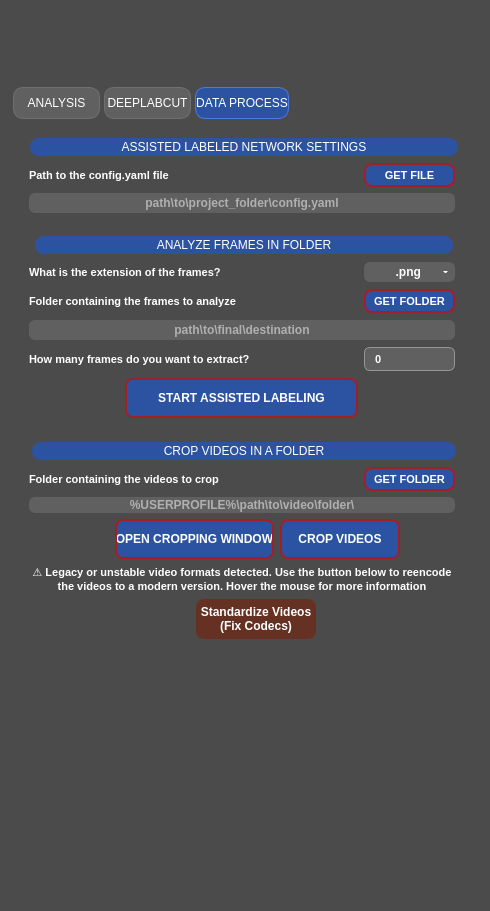
Qt form src/behavython/gui/assets/ui/behavython_gui.ui (mrdrzit/behavython) before a commit.
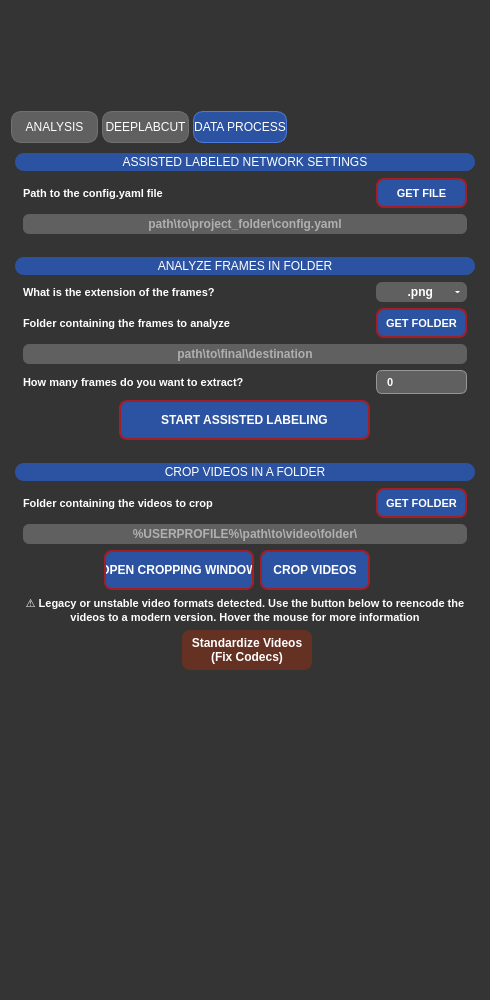
The same form after that commit. The open tabs and pages were chosen to show the change. Icons and pictures are not drawn.

Commit message:
Fix layout quirks
- Qgroupbox title padding
- Standard Qbutton sizes
- Behavython logo adjustment

What changed in the file:
```diff
--- a/src/behavython/gui/assets/ui/behavython_gui.ui
+++ b/src/behavython/gui/assets/ui/behavython_gui.ui
@@ -7,11 +7,11 @@
     <x>0</x>
     <y>0</y>
     <width>490</width>
-    <height>911</height>
+    <height>1000</height>
    </rect>
   </property>
   <property name="sizePolicy">
-   <sizepolicy hsizetype="Fixed" vsizetype="MinimumExpanding">
+   <sizepolicy hsizetype="Fixed" vsizetype="Preferred">
     <horstretch>0</horstretch>
     <verstretch>0</verstretch>
    </sizepolicy>
@@ -33,7 +33,7 @@
   </property>
   <property name="styleSheet">
    <string notr="true">QWidget {
-    background-color: #4B4B4B;
+    background-color: #343434;
     color: #FFFFFF;
 }
 
@@ -112,10 +112,16 @@
 }</string>
   </property>
   <layout class="QGridLayout" name="gridLayout">
+   <property name="leftMargin">
+    <number>0</number>
+   </property>
+   <property name="rightMargin">
+    <number>0</number>
+   </property>
    <item row="0" column="0">
     <widget class="QScrollArea" name="scrollArea">
      <property name="sizePolicy">
-      <sizepolicy hsizetype="Expanding" vsizetype="Expanding">
+      <sizepolicy hsizetype="Preferred" vsizetype="Expanding">
        <horstretch>0</horstretch>
        <verstretch>0</verstretch>
       </sizepolicy>
@@ -152,8 +158,8 @@
        <rect>
         <x>0</x>
         <y>0</y>
-        <width>472</width>
-        <height>893</height>
+        <width>490</width>
+        <height>982</height>
        </rect>
       </property>
       <property name="sizePolicy">
@@ -169,24 +175,72 @@
        </size>
       </property>
       <layout class="QGridLayout" name="gridLayout_12">
-       <property name="leftMargin">
-        <number>0</number>
-       </property>
-       <property name="topMargin">
-        <number>0</number>
-       </property>
-       <property name="rightMargin">
-        <number>6</number>
-       </property>
-       <property name="bottomMargin">
-        <number>9</number>
-       </property>
-       <property name="horizontalSpacing">
-        <number>6</number>
-       </property>
-       <property name="verticalSpacing">
-        <number>9</number>
-       </property>
+       <item row="0" column="0">
+        <spacer name="horizontalSpacer">
+         <property name="orientation">
+          <enum>Qt::Orientation::Horizontal</enum>
+         </property>
+         <property name="sizeHint" stdset="0">
+          <size>
+           <width>37</width>
+           <height>20</height>
+          </size>
+         </property>
+        </spacer>
+       </item>
+       <item row="0" column="1">
+        <widget class="QLabel" name="behavython_logo">
+         <property name="enabled">
+          <bool>true</bool>
+         </property>
+         <property name="sizePolicy">
+          <sizepolicy hsizetype="Preferred" vsizetype="Preferred">
+           <horstretch>0</horstretch>
+           <verstretch>0</verstretch>
+          </sizepolicy>
+         </property>
+         <property name="minimumSize">
+          <size>
+           <width>380</width>
+           <height>83</height>
+          </size>
+         </property>
+         <property name="maximumSize">
+          <size>
+           <width>380</width>
+           <height>83</height>
+          </size>
+         </property>
+         <property name="layoutDirection">
+          <enum>Qt::LayoutDirection::LeftToRight</enum>
+         </property>
+         <property name="text">
+          <string/>
+         </property>
+         <property name="pixmap">
+          <pixmap>../logo/logo.png</pixmap>
+         </property>
+         <property name="scaledContents">
+          <bool>true</bool>
+         </property>
+         <property name="alignment">
+          <set>Qt::AlignmentFlag::AlignCenter</set>
+         </property>
+        </widget>
+       </item>
+       <item row="0" column="2">
+        <spacer name="horizontalSpacer_20">
+         <property name="orientation">
+          <enum>Qt::Orientation::Horizontal</enum>
+         </property>
+         <property name="sizeHint" stdset="0">
+          <size>
+           <width>37</width>
+           <height>20</height>
+          </size>
+         </property>
+        </spacer>
+       </item>
        <item row="1" column="0" colspan="3">
         <widget class="QTabWidget" name="tabWidget">
          <property name="sizePolicy">
@@ -3867,6 +3921,15 @@
            <string>DATA PROCESS</string>
           </attribute>
           <layout class="QGridLayout" name="gridLayout_10">
+           <property name="leftMargin">
+            <number>0</number>
+           </property>
+           <property name="topMargin">
+            <number>0</number>
+           </property>
+           <property name="rightMargin">
+            <number>0</number>
+           </property>
            <item row="1" column="0">
             <widget class="QGroupBox" name="groupBox_7">
              <property name="minimumSize">
@@ -3884,7 +3947,9 @@
 QGroupBox::title {
     background-color: #2C53A1;
     color: #FFFFFF;
-    padding: 2px 120px;     
+    padding: 2px 10px;
+    min-width: 460px;  
+    max-width: 460px; 
     margin-top: 8px;        
     margin-bottom: 2px;      
     border-radius: 4px;
@@ -3895,20 +3960,22 @@
     border-bottom-right-radius: 9px;
     subcontrol-origin: margin;
     subcontrol-position: top center; 
-}</string>
+}
+
+</string>
              </property>
              <property name="title">
               <string>ANALYZE FRAMES IN FOLDER</string>
              </property>
              <layout class="QGridLayout" name="gridLayout_11">
               <property name="leftMargin">
-               <number>9</number>
+               <number>14</number>
               </property>
               <property name="topMargin">
                <number>9</number>
               </property>
               <property name="rightMargin">
-               <number>9</number>
+               <number>14</number>
               </property>
               <property name="bottomMargin">
                <number>9</number>
@@ -4137,13 +4204,13 @@
                 <property name="minimumSize">
                  <size>
                   <width>91</width>
-                  <height>24</height>
+                  <height>30</height>
                  </size>
                 </property>
                 <property name="maximumSize">
                  <size>
                   <width>16777215</width>
-                  <height>24</height>
+                  <height>30</height>
                  </size>
                 </property>
                 <property name="font">
@@ -4384,7 +4451,9 @@
 QGroupBox::title {
     background-color: #2C53A1;
     color: #FFFFFF;
-    padding: 2px 90px;     
+    padding: 2px 10px;
+    min-width: 460px;  
+    max-width: 460px; 
     margin-top: 8px;        
     margin-bottom: 2px;      
     border-radius: 4px;
@@ -4395,12 +4464,20 @@
     border-bottom-right-radius: 9px;
     subcontrol-origin: margin;
     subcontrol-position: top center; 
-}</string>
+}
+
+</string>
              </property>
              <property name="title">
               <string>ASSISTED LABELED NETWORK SETTINGS</string>
              </property>
              <layout class="QGridLayout" name="gridLayout_6">
+              <property name="leftMargin">
+               <number>14</number>
+              </property>
+              <property name="rightMargin">
+               <number>14</number>
+              </property>
               <item row="0" column="0">
                <widget class="QLabel" name="config_path_data_process">
                 <property name="sizePolicy">
@@ -4442,7 +4519,13 @@
                 <property name="minimumSize">
                  <size>
                   <width>91</width>
-                  <height>24</height>
+                  <height>30</height>
+                 </size>
+                </property>
+                <property name="maximumSize">
+                 <size>
+                  <width>16777215</width>
+                  <height>30</height>
                  </size>
                 </property>
                 <property name="font">
@@ -4595,7 +4678,9 @@
 QGroupBox::title {
     background-color: #2C53A1;
     color: #FFFFFF;
-    padding: 2px 130px;     
+    padding: 2px 10px;
+    min-width: 460px;  
+    max-width: 460px; 
     margin-top: 8px;        
     margin-bottom: 2px;      
     border-radius: 4px;
@@ -4606,7 +4691,9 @@
     border-bottom-right-radius: 9px;
     subcontrol-origin: margin;
     subcontrol-position: top center; 
-}</string>
+}
+
+</string>
              </property>
              <property name="title">
               <string>CROP VIDEOS IN A FOLDER</string>
@@ -4615,6 +4702,12 @@
               <set>Qt::AlignmentFlag::AlignLeading|Qt::AlignmentFlag::AlignLeft|Qt::AlignmentFlag::AlignTop</set>
              </property>
              <layout class="QGridLayout" name="gridLayout_14">
+              <property name="leftMargin">
+               <number>14</number>
+              </property>
+              <property name="rightMargin">
+               <number>14</number>
+              </property>
               <item row="0" column="0" colspan="5">
                <widget class="QLabel" name="videos_folder_video_editing_label">
                 <property name="sizePolicy">
@@ -4648,7 +4741,73 @@
                 </property>
                </widget>
               </item>
-              <item row="1" column="0" colspan="7">
+              <item row="0" column="5">
+               <widget class="QPushButton" name="get_videos_path_video_editing_button">
+                <property name="sizePolicy">
+                 <sizepolicy hsizetype="Preferred" vsizetype="Preferred">
+                  <horstretch>0</horstretch>
+                  <verstretch>0</verstretch>
+                 </sizepolicy>
+                </property>
+                <property name="minimumSize">
+                 <size>
+                  <width>91</width>
+                  <height>30</height>
+                 </size>
+                </property>
+                <property name="maximumSize">
+                 <size>
+                  <width>16777215</width>
+                  <height>30</height>
+                 </size>
+                </property>
+                <property name="font">
+                 <font>
+                  <family>Arial</family>
+                  <pointsize>8</pointsize>
+                  <italic>false</italic>
+                  <bold>true</bold>
+                 </font>
+                </property>
+                <property name="cursor">
+                 <cursorShape>PointingHandCursor</cursorShape>
+                </property>
+                <property name="styleSheet">
+                 <string notr="true">/* Base button */
+QPushButton {
+    font: 8pt &quot;Arial&quot;;
+    font-weight: bold;
+
+    border: 2px solid #A21F27;
+    border-radius: 8px;
+
+    background-color: #2C53A1;
+    color: #FFFFFF;
+}
+
+/* Hover */
+QPushButton:hover {
+    background-color: #3A63B8; /* slightly lighter than base */
+}
+
+/* Pressed */
+QPushButton:pressed {
+    background-color: #A21F27;
+    color: #FFFFFF;
+}
+
+QPushButton:disabled {
+    background-color: gray;
+    color: white;
+    border: 2px solid darkgray;
+}</string>
+                </property>
+                <property name="text">
+                 <string notr="true">GET FOLDER</string>
+                </property>
+               </widget>
+              </item>
+              <item row="1" column="0" colspan="6">
                <widget class="QLineEdit" name="videos_to_crop_folder_video_editing_lineedit">
                 <property name="sizePolicy">
                  <sizepolicy hsizetype="Preferred" vsizetype="Preferred">
@@ -4656,6 +4815,12 @@
                   <verstretch>0</verstretch>
                  </sizepolicy>
                 </property>
+                <property name="minimumSize">
+                 <size>
+                  <width>0</width>
+                  <height>20</height>
+                 </size>
+                </property>
                 <property name="maximumSize">
                  <size>
                   <width>16777215</width>
@@ -4711,7 +4876,7 @@
                 </property>
                 <property name="minimumSize">
                  <size>
-                  <width>155</width>
+                  <width>150</width>
                   <height>40</height>
                  </size>
                 </property>
@@ -4778,7 +4943,7 @@
                 </property>
                </widget>
               </item>
-              <item row="2" column="3" colspan="3">
+              <item row="2" column="3" colspan="2">
                <widget class="QPushButton" name="crop_videos_button">
                 <property name="sizePolicy">
                  <sizepolicy hsizetype="Preferred" vsizetype="Preferred">
@@ -4788,13 +4953,13 @@
                 </property>
                 <property name="minimumSize">
                  <size>
-                  <width>120</width>
+                  <width>110</width>
                   <height>40</height>
                  </size>
                 </property>
                 <property name="maximumSize">
                  <size>
-                  <width>16777215</width>
+                  <width>120</width>
                   <height>40</height>
                  </size>
                 </property>
@@ -4855,7 +5020,7 @@
                 </property>
                </widget>
               </item>
-              <item row="2" column="6">
+              <item row="2" column="5">
                <spacer name="horizontalSpacer_10">
                 <property name="orientation">
                  <enum>Qt::Orientation::Horizontal</enum>
@@ -4868,7 +5033,7 @@
                 </property>
                </spacer>
               </item>
-              <item row="3" column="0" colspan="7">
+              <item row="3" column="0" colspan="6">
                <widget class="QLabel" name="codec_warning_label_video_editing_label">
                 <property name="sizePolicy">
                  <sizepolicy hsizetype="Preferred" vsizetype="Preferred">
@@ -4909,6 +5074,9 @@
                 <property name="orientation">
                  <enum>Qt::Orientation::Horizontal</enum>
                 </property>
+                <property name="sizeType">
+                 <enum>QSizePolicy::Policy::Preferred</enum>
+                </property>
                 <property name="sizeHint" stdset="0">
                  <size>
                   <width>123</width>
@@ -4999,11 +5167,14 @@
                 </property>
                </widget>
               </item>
-              <item row="4" column="4" colspan="3">
+              <item row="4" column="4" colspan="2">
                <spacer name="horizontalSpacer_23">
                 <property name="orientation">
                  <enum>Qt::Orientation::Horizontal</enum>
                 </property>
+                <property name="sizeType">
+                 <enum>QSizePolicy::Policy::Preferred</enum>
+                </property>
                 <property name="sizeHint" stdset="0">
                  <size>
                   <width>130</width>
@@ -5012,7 +5183,7 @@
                 </property>
                </spacer>
               </item>
-              <item row="5" column="2" colspan="2">
+              <item row="5" column="2">
                <spacer name="verticalSpacer_2">
                 <property name="orientation">
                  <enum>Qt::Orientation::Vertical</enum>
@@ -5025,72 +5196,6 @@
                 </property>
                </spacer>
               </item>
-              <item row="0" column="5" colspan="2">
-               <widget class="QPushButton" name="get_videos_path_video_editing_button">
-                <property name="sizePolicy">
-                 <sizepolicy hsizetype="Preferred" vsizetype="Preferred">
-                  <horstretch>0</horstretch>
-                  <verstretch>0</verstretch>
-                 </sizepolicy>
-                </property>
-                <property name="minimumSize">
-                 <size>
-                  <width>91</width>
-                  <height>24</height>
-                 </size>
-                </property>
-                <property name="maximumSize">
-                 <size>
-                  <width>16777215</width>
-                  <height>24</height>
-                 </size>
-                </property>
-                <property name="font">
-                 <font>
-                  <family>Arial</family>
-                  <pointsize>8</pointsize>
-                  <italic>false</italic>
-                  <bold>true</bold>
-                 </font>
-                </property>
-                <property name="cursor">
-                 <cursorShape>PointingHandCursor</cursorShape>
-                </property>
-                <property name="styleSheet">
-                 <string notr="true">/* Base button */
-QPushButton {
-    font: 8pt &quot;Arial&quot;;
-    font-weight: bold;
-
-    border: 2px solid #A21F27;
-    border-radius: 8px;
-
-    background-color: #2C53A1;
-    color: #FFFFFF;
-}
-
-/* Hover */
-QPushButton:hover {
-    background-color: #3A63B8; /* slightly lighter than base */
-}
-
-/* Pressed */
-QPushButton:pressed {
-    background-color: #A21F27;
-    color: #FFFFFF;
-}
-
-QPushButton:disabled {
-    background-color: gray;
-    color: white;
-    border: 2px solid darkgray;
-}</string>
-                </property>
-                <property name="text">
-                 <string notr="true">GET FOLDER</string>
-                </property>
-               </widget>
-              </item>
              </layout>
             </widget>
            </item>
@@ -5098,46 +5203,6 @@
          </widget>
         </widget>
        </item>
-       <item row="0" column="0" colspan="3">
-        <widget class="QLabel" name="behavython_logo">
-         <property name="enabled">
-          <bool>true</bool>
-         </property>
-         <property name="sizePolicy">
-          <sizepolicy hsizetype="Fixed" vsizetype="Fixed">
-           <horstretch>0</horstretch>
-           <verstretch>0</verstretch>
-          </sizepolicy>
-         </property>
-         <property name="minimumSize">
-          <size>
-           <width>452</width>
-           <height>65</height>
-          </size>
-         </property>
-         <property name="maximumSize">
-          <size>
-           <width>452</width>
-           <height>65</height>
-          </size>
-         </property>
-         <property name="layoutDirection">
-          <enum>Qt::LayoutDirection::LeftToRight</enum>
-         </property>
-         <property name="text">
-          <string/>
-         </property>
-         <property name="pixmap">
-          <pixmap>../logo/logo.png</pixmap>
-         </property>
-         <property name="scaledContents">
-          <bool>true</bool>
-         </property>
-         <property name="alignment">
-          <set>Qt::AlignmentFlag::AlignCenter</set>
-         </property>
-        </widget>
-       </item>
       </layout>
      </widget>
     </widget>
```
Left out of the diff: 487 changed lines with no effect on the pictures. The commit also changes 3 other files.
